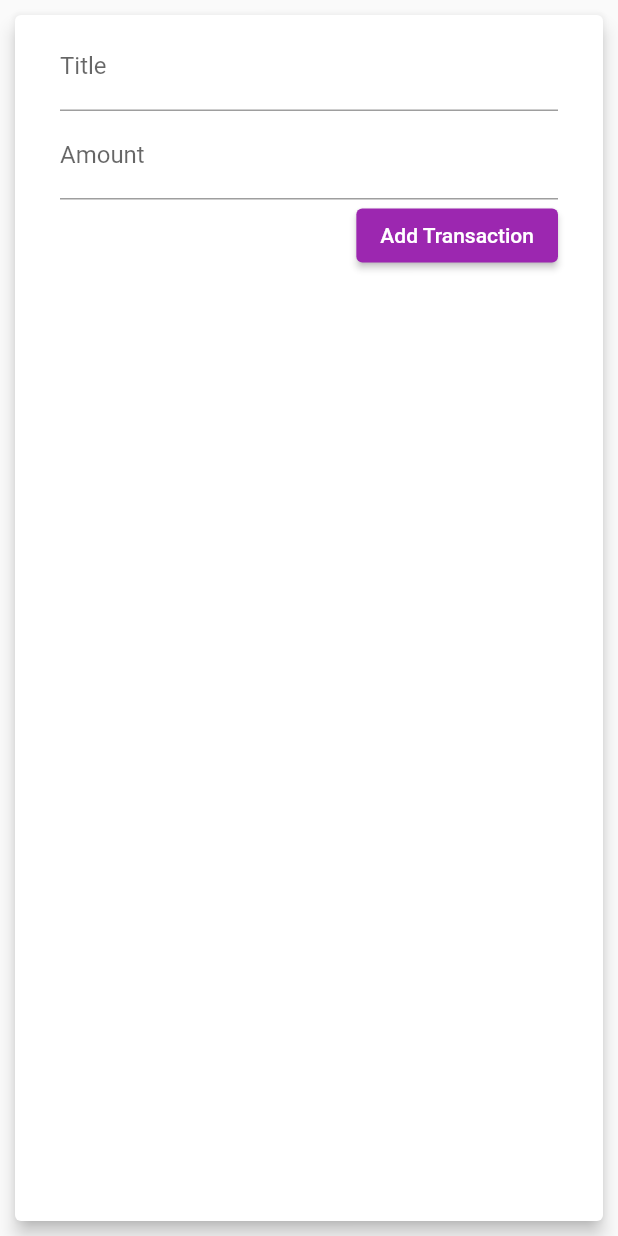
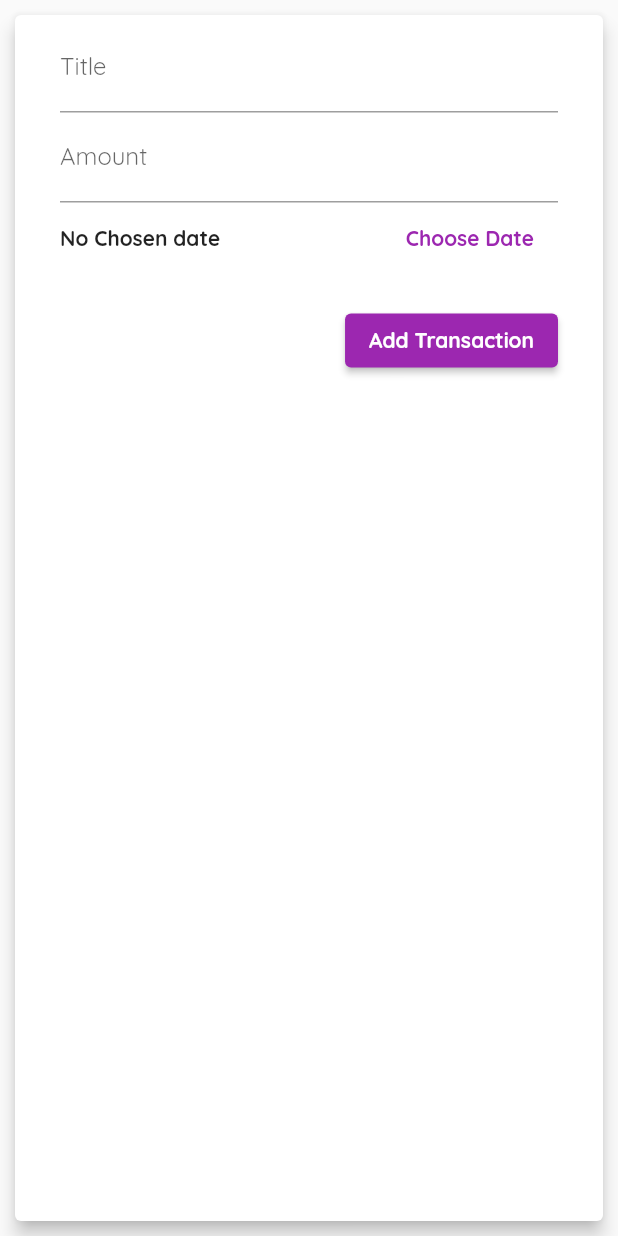
Before and after one commit to paodzon/expenses_app, a Flutter app: the NewTransaction widget shown alone on an empty page, opened directly with empty values, on a phone screen of 412 x 824 dp. Run offline on Flutter 3.47's test engine with Material 2 defaults, Android fonts, the phone set to English and light mode, and no system bars.

```diff
--- a/lib/widgets/new_transaction.dart
+++ b/lib/widgets/new_transaction.dart
@@ -1,11 +1,48 @@
 import 'package:flutter/material.dart';
+import 'package:intl/intl.dart';
 
-class NewTransaction extends StatelessWidget {
+class NewTransaction extends StatefulWidget {
   final Function addTx;
-  final titleController = TextEditingController();
-  final amountController = TextEditingController();
 
   NewTransaction(this.addTx, {Key? key}) : super(key: key);
+
+  @override
+  State<NewTransaction> createState() => _NewTransactionState();
+}
+
+class _NewTransactionState extends State<NewTransaction> {
+  final _titleController = TextEditingController();
+  final _amountController = TextEditingController();
+  DateTime? _selectedDate;
+
+  void submitData() {
+    final enteredTitle = _titleController.text;
+    final enteredAmount = double.parse(_amountController.text);
+
+    if (enteredTitle.isEmpty || enteredAmount <= 0 || _selectedDate == null) {
+      return;
+    }
+
+    widget.addTx(enteredTitle, enteredAmount, _selectedDate);
+
+    Navigator.of(context).pop();
+  }
+
+  void _presentDatePicker() {
+    showDatePicker(
+            context: context,
+            initialDate: DateTime.now(),
+            firstDate: DateTime(1980),
+            lastDate: DateTime.now())
+        .then((value) {
+      if (value == null) {
+        return;
+      }
+      setState(() {
+        _selectedDate = value;
+      });
+    });
+  }
 
   @override
   Widget build(BuildContext context) {
@@ -18,19 +55,45 @@ class NewTransaction extends StatelessWidget {
         child: Column(crossAxisAlignment: CrossAxisAlignment.end, children: [
           TextField(
             decoration: const InputDecoration(labelText: 'Title'),
-            controller: titleController,
+            controller: _titleController,
+            onSubmitted: (_) => submitData(),
           ),
           TextField(
             decoration: const InputDecoration(labelText: 'Amount'),
-            controller: amountController,
+            controller: _amountController,
+            keyboardType: TextInputType.number,
+            onSubmitted: (_) => submitData(),
+          ),
+          Row(
+            mainAxisAlignment: MainAxisAlignment.spaceBetween,
+            children: [
+              // ignore: unnecessary_null_comparison
+              Text(
+                _selectedDate == null
+                    ? 'No Chosen date'
+                    : 'Picked Date: ${DateFormat.yMd().format(_selectedDate!)}',
+                style: const TextStyle(fontWeight: FontWeight.bold),
+              ),
+              FlatButton(
+                onPressed: () => _presentDatePicker(),
+                textColor: Theme.of(context).primaryColor,
+                child: const Text(
+                  'Choose Date',
+                  style: TextStyle(fontWeight: FontWeight.bold),
+                ),
+              )
+            ],
+          ),
+          const SizedBox(
+            height: 20,
           ),
           ElevatedButton(
               style: ElevatedButton.styleFrom(primary: Colors.purple),
-              onPressed: () => {
-                    addTx(titleController.text,
-                        double.parse(amountController.text))
-                  },
-              child: const Text('Add Transaction'))
+              onPressed: () => submitData(),
+              child: const Text(
+                'Add Transaction',
+                style: TextStyle(fontWeight: FontWeight.bold),
+              ))
         ]),
       ),
     );
```
Also changed, not shown: lib/main.dart (+65 -11 lines), lib/widgets/chart.dart (added, +13 -0 lines), lib/widgets/transaction_list.dart (+47 -11 lines), lib/widgets/user_transaction.dart (deleted, +0 -41 lines), pubspec.yaml (+13 -9 lines), assets/fonts/OpenSans-Bold.ttf (added), assets/fonts/OpenSans-Regular.ttf (added), assets/fonts/Quicksand-Bold.ttf (added), assets/fonts/Quicksand-Light.ttf (added), assets/fonts/Quicksand-Medium.ttf (added), assets/fonts/Quicksand-Regular.ttf (added), assets/images/razer.png (added).
